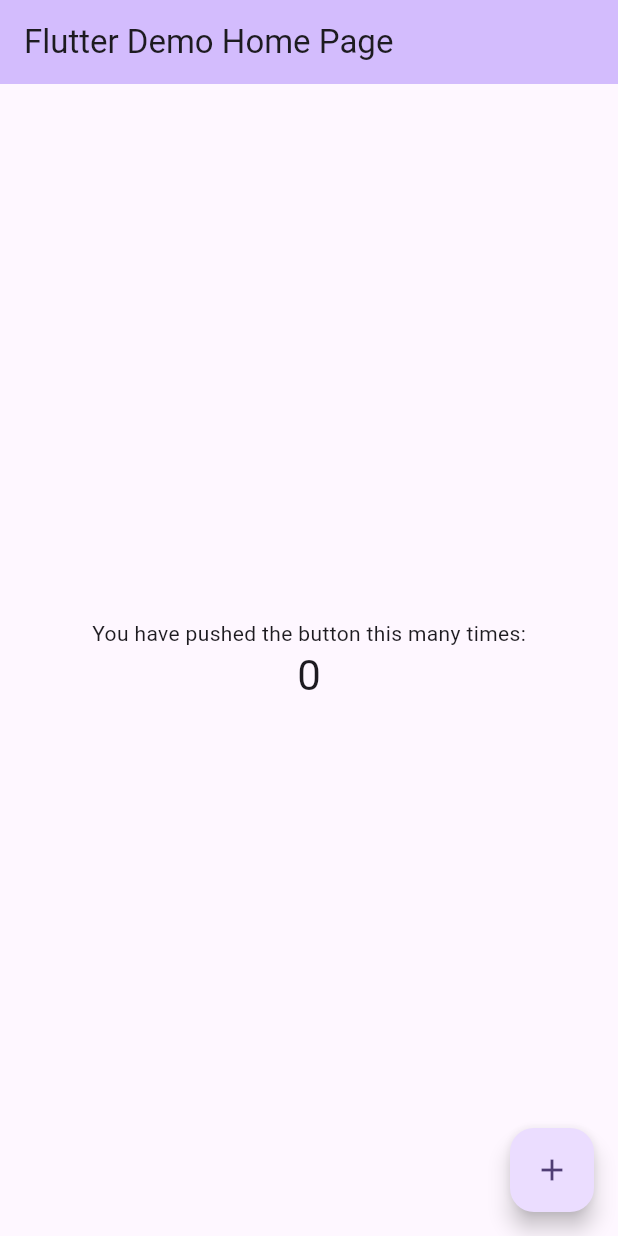
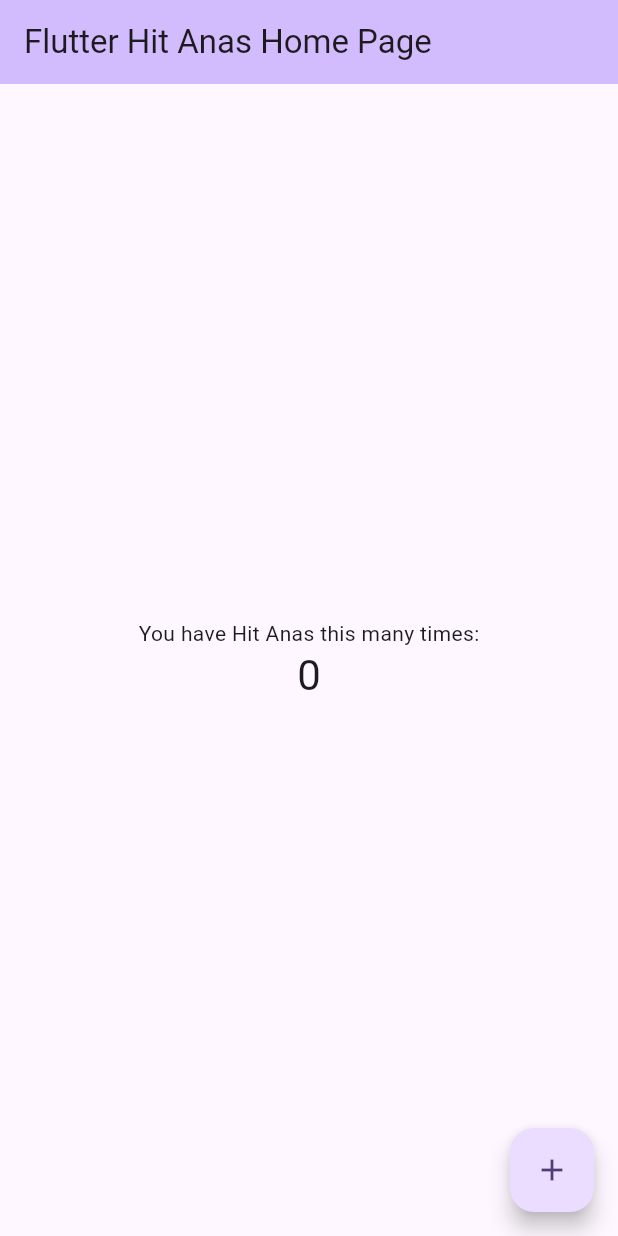
Before and after one commit to Kenma2/yaqiz, a Flutter app: the screen it shows after launch, on a phone screen of 412 x 824 dp. Run offline on Flutter 3.47's test engine with Material 2 defaults, Android fonts, the phone set to English and light mode, and no system bars.

Commit message:
I update it the title and line 61 just run the code

```diff
--- a/lib/main.dart
+++ b/lib/main.dart
@@ -16,7 +16,7 @@ class MyApp extends StatelessWidget {
         colorScheme: ColorScheme.fromSeed(seedColor: Colors.deepPurple),
         useMaterial3: true,
       ),
-      home: const MyHomePage(title: 'Flutter Demo Home Page'),
+      home: const MyHomePage(title: 'Flutter Hit Anas Home Page'),
     );
   }
 }
@@ -58,7 +58,7 @@ class _MyHomePageState extends State<MyHomePage> {
           mainAxisAlignment: MainAxisAlignment.center,
           children: <Widget>[
             const Text(
-              'You have pushed the button this many times:',
+              'You have Hit Anas this many times:',
             ),
             Text(
               '$_counter',
```
